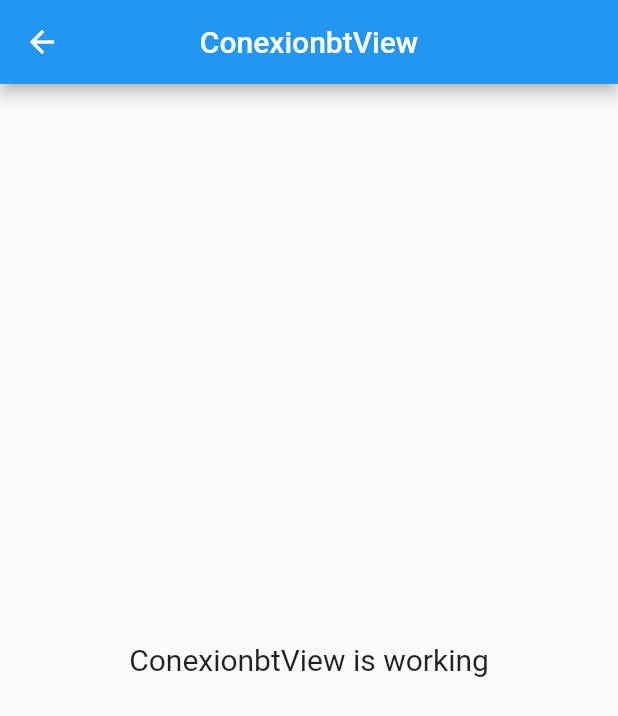
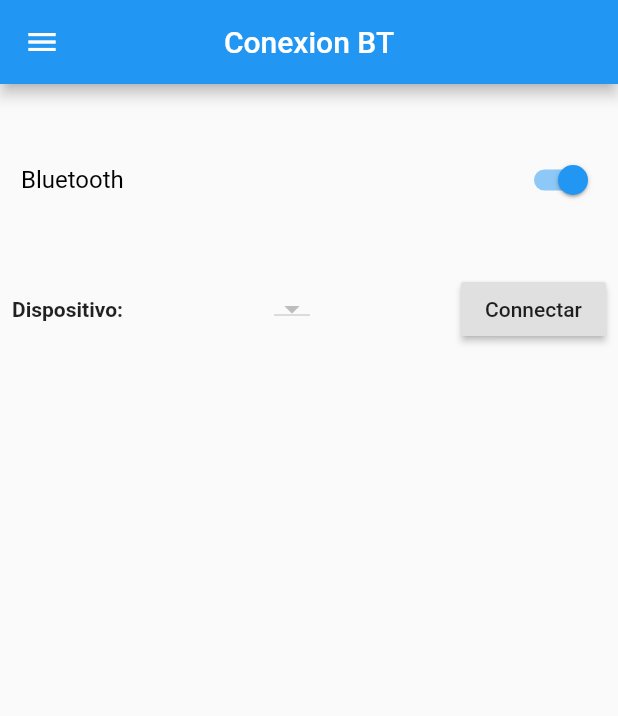
Before and after one commit to WilliBobadilla/flutterArduinoBT, a Flutter app: the ConexionbtView screen opened by its route, on a phone screen of 412 x 824 dp. Shown: the top 716 px of the screen. Run offline on Flutter 3.47's test engine with Material 2 defaults, Android fonts, the phone set to English and light mode, and no system bars; our stand-ins replace flutter_bluetooth_serial, get.

Commit message:
adding biew of bluetooth conection

```diff
--- a/lib/app/modules/conexionbt/views/conexionbt_view.dart
+++ b/lib/app/modules/conexionbt/views/conexionbt_view.dart
@@ -1,23 +1,83 @@
 import 'package:flutter/material.dart';
+import 'package:flutter_arduino_b_t/app/modules/conexionbt/controllers/conexionbt_controller.dart';
+import 'package:flutter_arduino_b_t/app/modules/home/widgets/drawer_side.dart';
 
 import 'package:get/get.dart';
-
-import '../controllers/conexionbt_controller.dart';
 
 class ConexionbtView extends GetView<ConexionbtController> {
   @override
   Widget build(BuildContext context) {
     return Scaffold(
+      drawer: SideBar(),
       appBar: AppBar(
-        title: Text('ConexionbtView'),
+        title: Text('Conexion BT'),
         centerTitle: true,
       ),
       body: Center(
-        child: Text(
-          'ConexionbtView is working',
-          style: TextStyle(fontSize: 20),
-        ),
-      ),
+          child: Column(
+        children: [
+          Container(height: 30),
+          Padding(
+            padding: const EdgeInsets.all(10),
+            child: Row(
+              mainAxisAlignment: MainAxisAlignment.start,
+              children: <Widget>[
+                Expanded(
+                  child: Text(
+                    ' Bluetooth',
+                    style: TextStyle(
+                      color: Colors.black,
+                      fontSize: 16,
+                    ),
+                  ),
+                ),
+                Obx(() => Switch(
+                      value: controller.bluetoothState.value,
+                      onChanged: (bool value) {
+                        controller.future(
+                            value); //to change the status the bluetooth conection
+                      },
+                    ))
+              ],
+            ),
+          ),
+          Container(height: 20),
+          Padding(
+            padding: const EdgeInsets.all(8.0),
+            child: Row(
+              mainAxisAlignment: MainAxisAlignment.spaceBetween,
+              children: <Widget>[
+                Text(
+                  'Dispositivo:',
+                  style: TextStyle(
+                    fontWeight: FontWeight.bold,
+                  ),
+                ),
+                Obx(() => DropdownButton(
+                      items: controller.items,
+                      onChanged: (value) {
+                        print("seleccionado" + value.toString());
+                        controller.device.value = value;
+                        //controller.dispositivoSeleccionado = value;
+                      },
+                      value: controller.devicesList.isNotEmpty
+                          ? controller.device.value
+                          : null,
+                    )),
+                Obx(() => RaisedButton(
+                      onPressed: controller.connected.value
+                          ? controller.disconnect
+                          : controller.connect,
+                      child: Text(controller.connected.value
+                          ? 'Desconectar'
+                          : 'Connectar'),
+                    )),
+              ],
+            ),
+          ),
+          Container(height: 25),
+        ],
+      )),
     );
   }
 }
```
